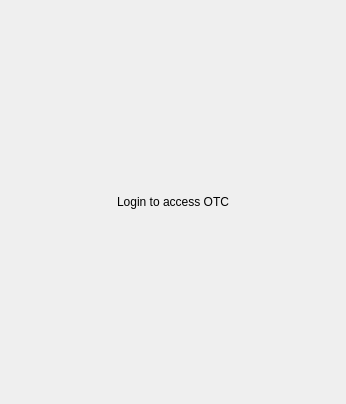
BlockSettle/terminal, file BlockSettleUILib/OTCLoginRequiredShield.ui: the form before one commit.
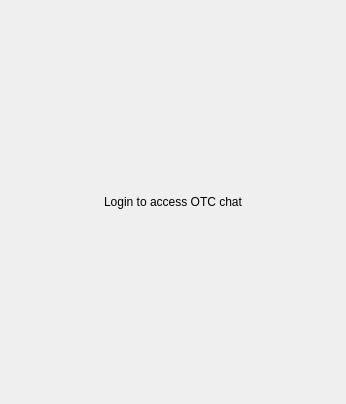
The form after the commit.

Commit message: Updated text for required login at Chat tab

Patch:
```diff
--- a/BlockSettleUILib/OTCLoginRequiredShield.ui
+++ b/BlockSettleUILib/OTCLoginRequiredShield.ui
@@ -32,7 +32,7 @@
    <item>
     <widget class="QLabel" name="label">
      <property name="text">
-      <string>Login to access OTC</string>
+      <string>Login to access OTC chat</string>
      </property>
      <property name="alignment">
       <set>Qt::AlignCenter</set>
```
Left out of the diff: 2 changed lines with no effect on the pictures.
